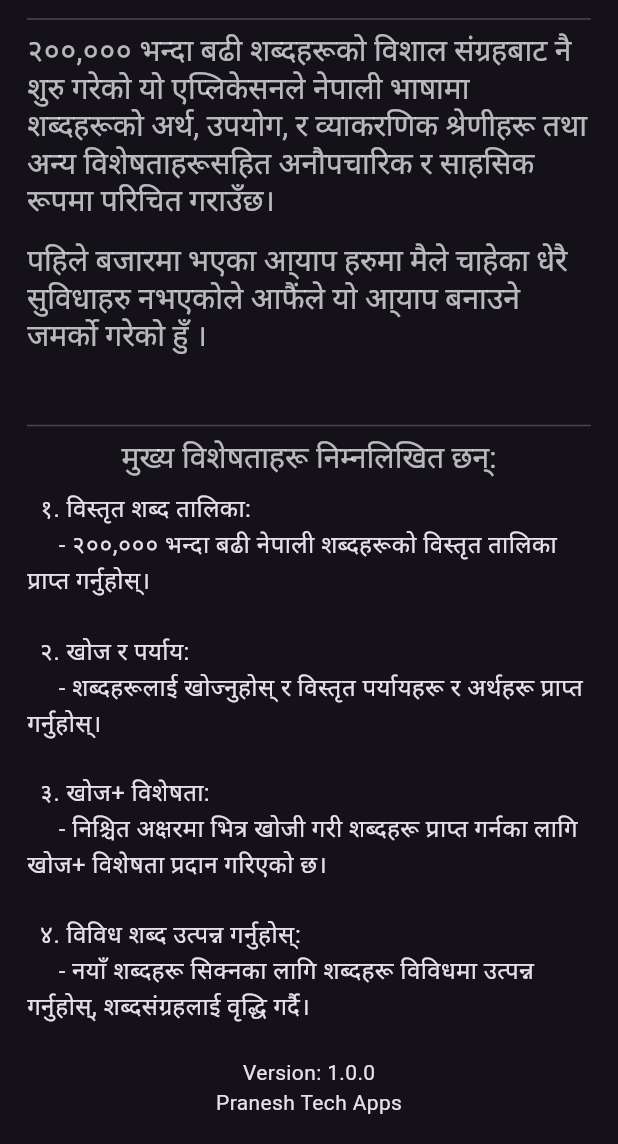
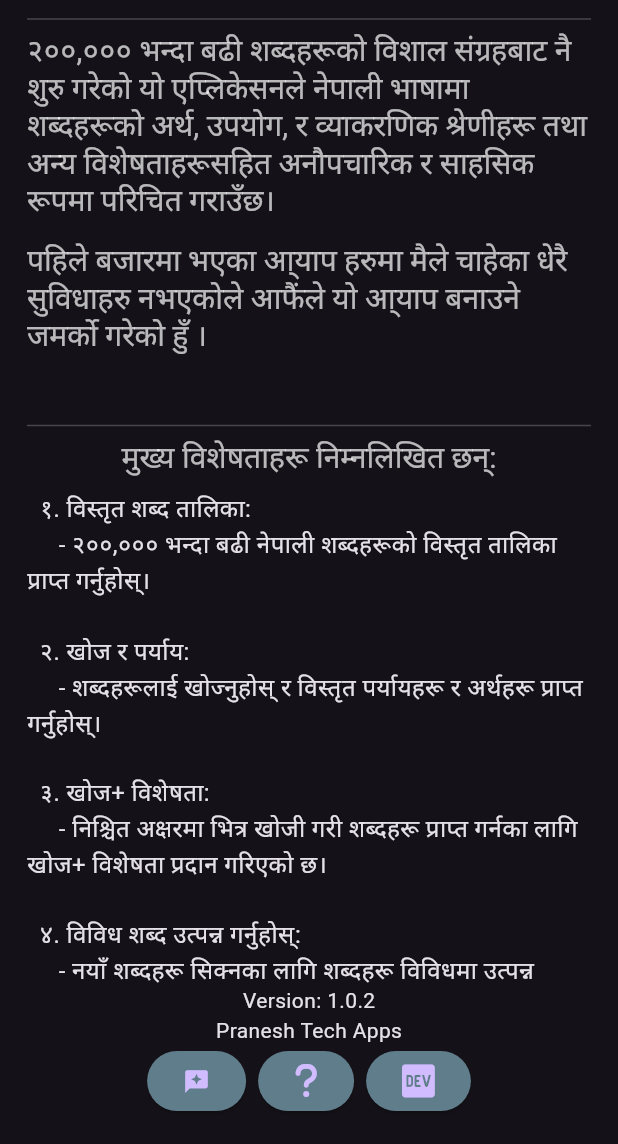
Before and after one commit to praneshp1org/SabdaSagar-Offline-Nepali-Dictionary, a Flutter app: the screen it shows after launch, after a tap on the "info outline" icon, on a phone screen of 412 x 824 dp, the part 92-1236 px from its top. Run offline on Flutter 3.47's test engine with Material 3 defaults, Android fonts, the phone set to English and light mode, and no system bars; our stand-ins replace font_awesome_flutter, share_plus, sqflite; missing offline and left inert: launch_review; accounts and stored records are empty.

```diff
--- a/lib/screens/about_app.dart
+++ b/lib/screens/about_app.dart
@@ -1,6 +1,7 @@
 import 'package:flutter/material.dart';
 import 'package:flutter/services.dart';
 import 'package:font_awesome_flutter/font_awesome_flutter.dart';
+import 'package:launch_review/launch_review.dart';
 import 'package:url_launcher/url_launcher.dart';
 
 class AboutScreen extends StatelessWidget {
@@ -14,8 +15,8 @@ class AboutScreen extends StatelessWidget {
             HapticFeedback.mediumImpact();
             var url = Uri(
               scheme: 'https',
-              host: 'github.com',
-              path: '/miracleanupam/ADKosh',
+              host: 'praneshpyarashrestha.com.np',
+              // path: '/miracleanupam/ADKosh',
             );
             await launchUrl(
               url,
@@ -23,9 +24,35 @@ class AboutScreen extends StatelessWidget {
             );
           },
           child: FaIcon(
-            FontAwesomeIcons.github,
+            FontAwesomeIcons.dev,
             size: 25,
           )),
+    );
+  }
+
+  Widget RateUsButton() {
+    return Padding(
+      padding: const EdgeInsets.fromLTRB(4, 0, 4, 0),
+      child: ElevatedButton(
+          onPressed: () async {
+            LaunchReview.launch(androidAppId: "com.praneshtechapps.sabdasagar");
+            // HapticFeedback.mediumImpact();
+            // var url = Uri(
+            //   scheme: 'https',
+            //   host: 'praneshpyarashrestha.com.np',
+            //   // path: '/miracleanupam/ADKosh',
+            // );
+            // await launchUrl(
+            //   url,
+            //   mode: LaunchMode.externalApplication,
+            // );
+          },
+          child: Icon(
+              // FontAwesomeIcons.revi,
+              Icons.reviews
+              // size: 25,
+
+              )),
     );
   }
 
@@ -36,16 +63,16 @@ class AboutScreen extends StatelessWidget {
           onPressed: () async {
             HapticFeedback.mediumImpact();
             var url = Uri(
-              scheme: 'https',
-              host: 'www.anupamdahal.com.np',
-            );
+                scheme: 'https',
+                host: 'praneshtechapps1.blogspot.com',
+                path: '/2023/11/privacy-policy-sabda-sagar.html');
             await launchUrl(
               url,
               mode: LaunchMode.externalApplication,
             );
           },
           child: FaIcon(
-            FontAwesomeIcons.house,
+            FontAwesomeIcons.question,
             size: 25,
           )),
     );
@@ -152,12 +179,12 @@ class AboutScreen extends StatelessWidget {
               Expanded(child: scrollableBody(context)),
               Column(
                 children: [
-                  Text('Version: 1.0.0'),
+                  Text('Version: 1.0.2'),
                   Text('Pranesh Tech Apps'),
-                  // Row(
-                  //   mainAxisAlignment: MainAxisAlignment.center,
-                  //   children: [githubButton(), homeButton()],
-                  // )
+                  Row(
+                    mainAxisAlignment: MainAxisAlignment.center,
+                    children: [RateUsButton(), homeButton(), githubButton()],
+                  )
                 ],
               )
               // Row(
--- a/pubspec.yaml
+++ b/pubspec.yaml
@@ -16,7 +16,7 @@ publish_to: 'none' # Remove this line if you wish to publish to pub.dev
 # https://developer.apple.com/library/archive/documentation/General/Reference/InfoPlistKeyReference/Articles/CoreFoundationKeys.html
 # In Windows, build-name is used as the major, minor, and patch parts
 # of the product and file versions while build-number is used as the build suffix.
-version: 1.0.1+2
+version: 1.0.2+4
 
 environment:
   sdk: '>=3.0.6 <4.0.0'
@@ -42,6 +42,7 @@ dependencies:
   font_awesome_flutter: ^10.5.0
   rename: ^3.0.1
   change_app_package_name: ^1.1.0
+  launch_review: ^3.0.1
 
 dev_dependencies:
   flutter_test:
```
Also changed, not shown: pubspec.lock.
